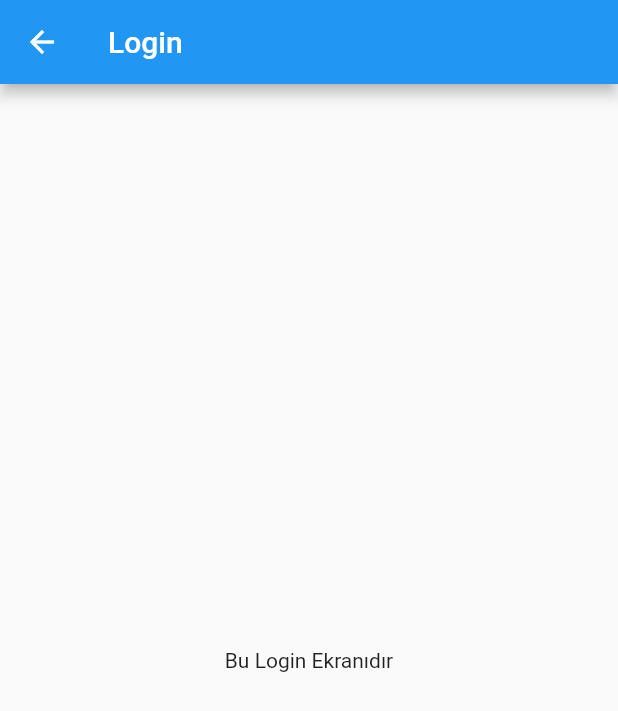
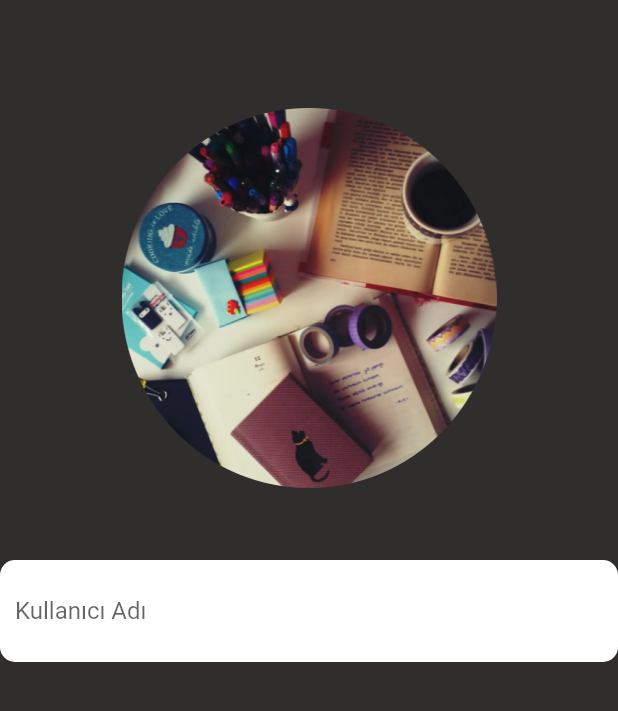
Before and after one commit to denizhanaydinli/kpsssorulab, a Flutter app: the screen it shows after launch, on a phone screen of 412 x 824 dp. Shown: the top 711 px of the screen. Run offline on Flutter 3.47's test engine with Material 2 defaults, Android fonts, the light colour scheme and no system bars.

Commit message:
login sayfasına resim ve isim girme textfieldi eklendi

```diff
--- a/lib/login.dart
+++ b/lib/login.dart
@@ -1,14 +1,56 @@
 import 'package:flutter/material.dart';
 
-class LoginScreen extends StatelessWidget {
+class LoginScreen extends StatefulWidget {
+  const LoginScreen({super.key});
+
+  @override
+  State<LoginScreen> createState() => _LoginScreenState();
+}
+
+class _LoginScreenState extends State<LoginScreen> {
   @override
   Widget build(BuildContext context) {
     return Scaffold(
-      appBar: AppBar(
-        title: Text('Login'),
-      ),
-      body: Center(
-        child: Text('Bu Login Ekranıdır'),
+      body: Container(
+        decoration: BoxDecoration(
+          color: Color(0xFF302D2D),
+        ),
+        child: Column(
+          mainAxisAlignment: MainAxisAlignment.center,
+          crossAxisAlignment: CrossAxisAlignment.center,
+          children: <Widget>[
+            Expanded(
+              child: Align(
+                alignment: Alignment.center,
+                child: Column(
+                  children: [
+                    SizedBox(height: 72.0),
+                    Image.asset(
+                      "assets/loginpic.png",
+                      scale: 3.0,
+                      fit: BoxFit.scaleDown,
+                    ),
+                    SizedBox(height: 48.0), // Resim ile metin arasında bir boşluk ekler
+                    Container(
+                      width: 600, // Genişlik
+                      padding: EdgeInsets.all(10.0), // İçeriği kenara doğru boşluk bırakır
+                      decoration: BoxDecoration(
+                        color: Colors.white, // Beyaz arka plan rengi
+                        borderRadius: BorderRadius.circular(10.0), // Kenarlığın yuvarlak köşeli olması
+                      ),
+                      child: TextField(
+                        decoration: InputDecoration(
+                          hintText: 'Kullanıcı Adı',
+                          border: InputBorder.none, // Kenarlığı kaldırır
+                        ),
+                      ),
+                    )
+                  ],
+                ),
+              ),
+            ),
+          ],
+        ),
       ),
     );
   }
```
Also changed, not shown: assets/loginpic.png (added).
